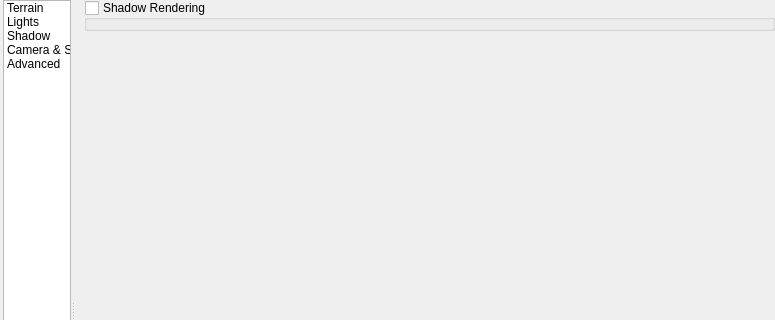
Qt form src/ui/3d/map3dconfigwidget.ui (qgis/QGIS) before a commit; both pictures show x 0 to 775 and y 0 to 320 of the 775 by 620 pixel window.
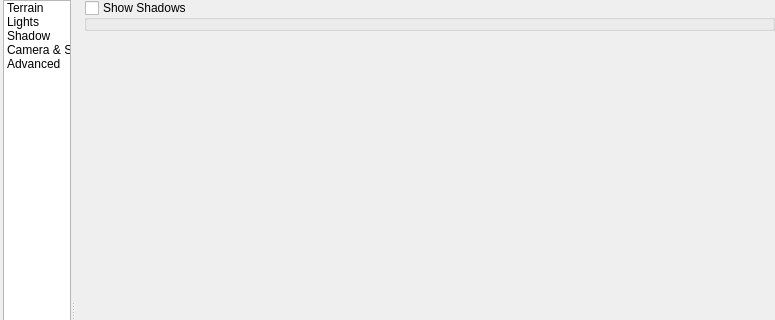
The same form after that commit. The open tabs and pages were chosen to show the change. Icons and pictures are not drawn. Custom widgets are drawn as their Qt base class.

```diff
--- a/src/ui/3d/map3dconfigwidget.ui
+++ b/src/ui/3d/map3dconfigwidget.ui
@@ -494,7 +494,7 @@
                <item>
                 <widget class="QgsCollapsibleGroupBox" name="groupShadowRendering">
                  <property name="title">
-                  <string>Shadow Rendering</string>
+                  <string>Show Shadows</string>
                  </property>
                  <property name="checkable">
                   <bool>true</bool>
```
Left out of the diff: 2 changed lines with no effect on the pictures.
